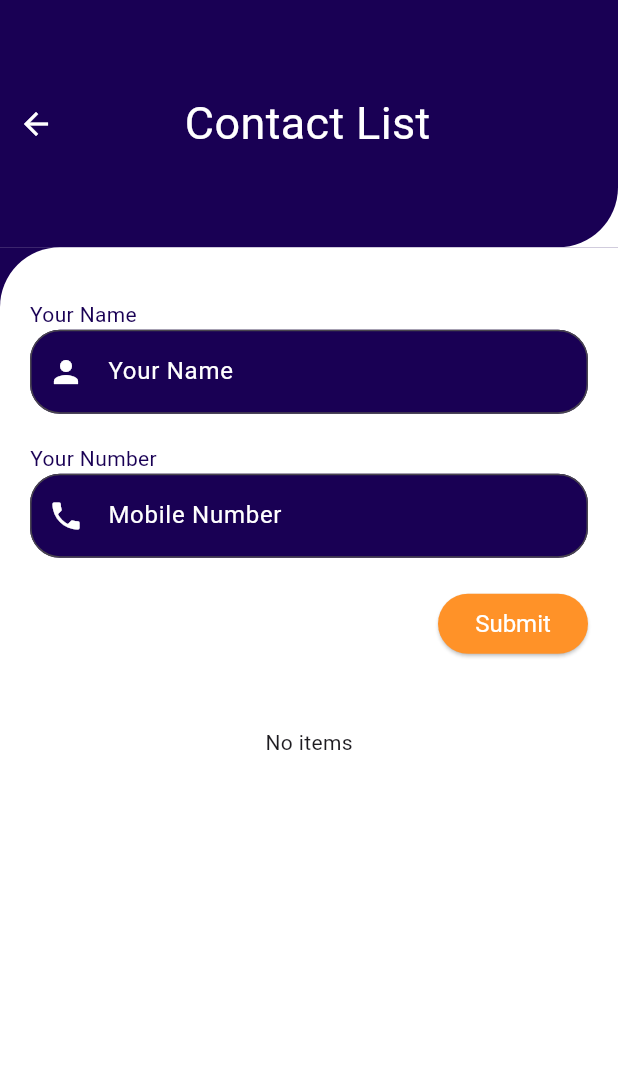
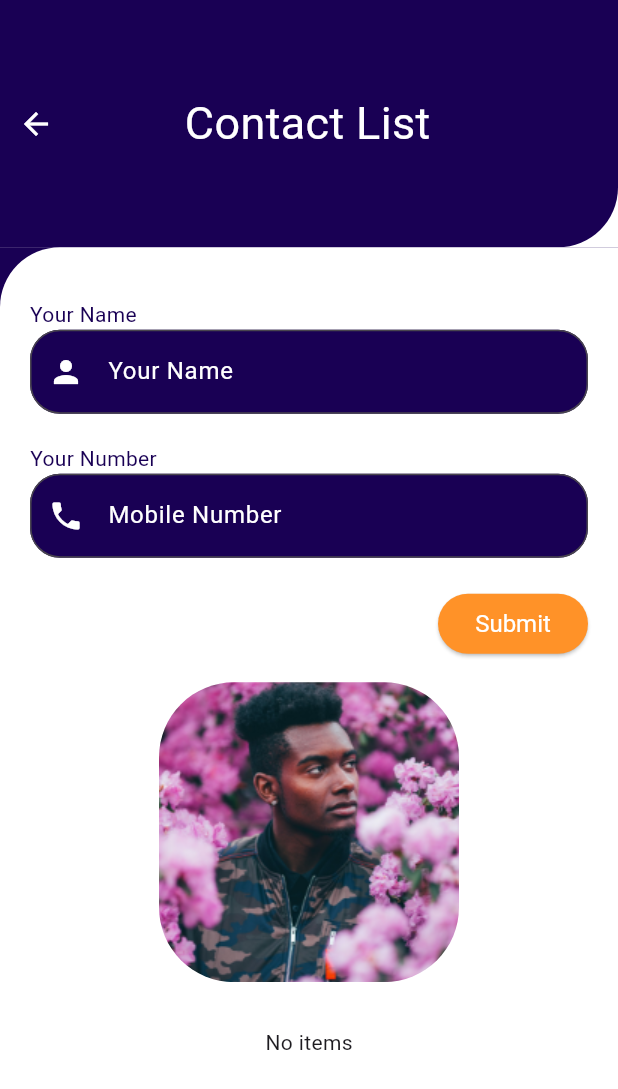
Before and after one commit to oskwebdezigner/flutterPractice, a Flutter app: the TodoListWIthMultipleFields screen opened directly, on a phone screen of 412 x 824 dp. Shown: the top 1089 px of the screen. Run offline on Flutter 3.47's test engine with Material 3 defaults, Android fonts, the phone set to English and light mode, and no system bars.

Commit message:
image added on contact list

```diff
--- a/lib/todoListWIthMultipleFields.dart
+++ b/lib/todoListWIthMultipleFields.dart
@@ -3,6 +3,7 @@ import 'dart:ui';
 import 'package:flutter/material.dart';
 import 'package:flutter/services.dart';
 import 'string_extension.dart';
+import 'package:myapp/StatefullWidget.dart';
 
 class TodoListWIthMultipleFields extends StatefulWidget {
   const TodoListWIthMultipleFields({super.key});
@@ -22,6 +23,8 @@ class TodoListWIthMultipleFields extends StatefulWidget {
 );
 
 class _TodoListWIthMultipleFieldsState extends State<TodoListWIthMultipleFields> {
+
+
 
   final Contact _contact= Contact();
   final List<Contact> _contacts = [];
@@ -75,7 +78,7 @@ class _TodoListWIthMultipleFieldsState extends State<TodoListWIthMultipleFields>
 
                   // mainAxisAlignment: MainAxisAlignment.start,
                   // crossAxisAlignment: CrossAxisAlignment.start,
-                  children: <Widget>[_form(), _list()],
+                  children: <Widget>[_form(), _image(), _list()],
                 )
                 ),
               ),
@@ -86,6 +89,30 @@ class _TodoListWIthMultipleFieldsState extends State<TodoListWIthMultipleFields>
     ),
    );
   }
+
+  _image() =>
+  InkWell(
+    onTap: () {
+      Navigator.push(
+        context,
+        MaterialPageRoute(builder: (context) => const StateFullWidget(image: AssetImage('assets/images/friend1.png') )),
+      );
+    },
+    child: Container(
+      width: 200,
+      height:200,
+      decoration: BoxDecoration(
+        borderRadius: BorderRadius.circular(50),
+        image:const  DecorationImage(
+          image: AssetImage('assets/images/friend1.png'),
+          fit: BoxFit.fitWidth,
+        )),)
+    // child: Ink.image(
+    //   image: const AssetImage('assets/images/friend1.png'),
+    //   width: 200,
+    //   height:200,),
+  );
+
 
   _form() => Container(
         color: Colors.white,
@@ -262,6 +289,8 @@ class Contact {
 
   Contact({this.id,this.name,this.phone});
 
+
+
   int? id;
   String? name;
   String? phone;
```
Also changed, not shown: lib/StatefullWidget.dart (+20 -1 lines), lib/todoList.dart (+4 -4 lines), assets/images/friend1.png (added).
